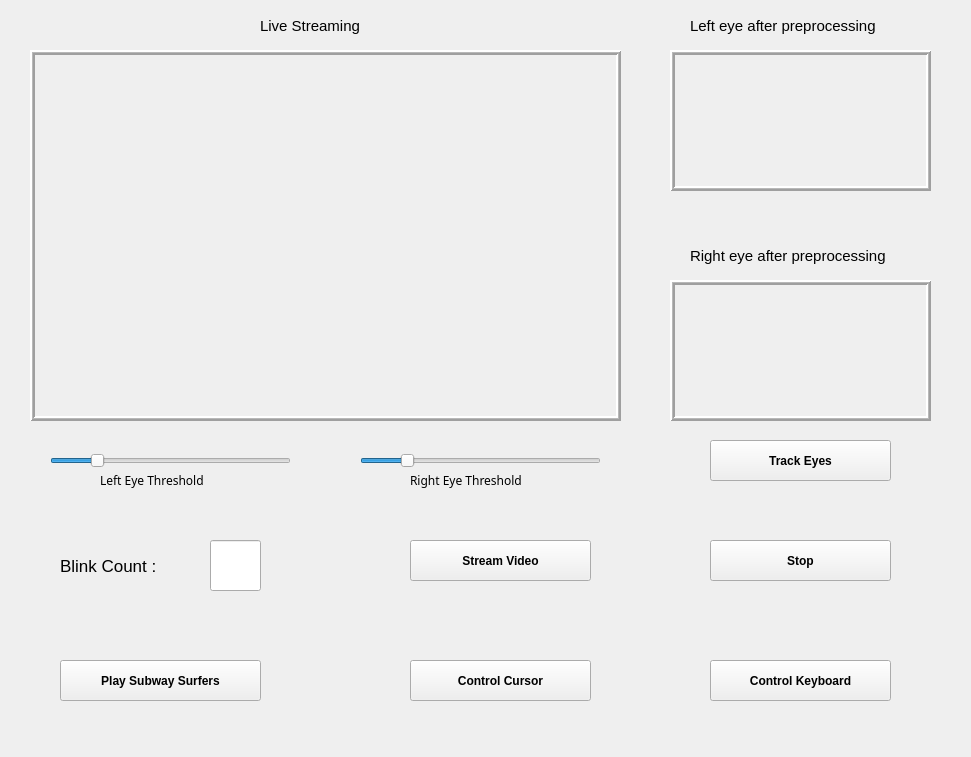
sourabh-burnwal/Project-Eyenput, file TheEyenput.ui: the form before one commit.
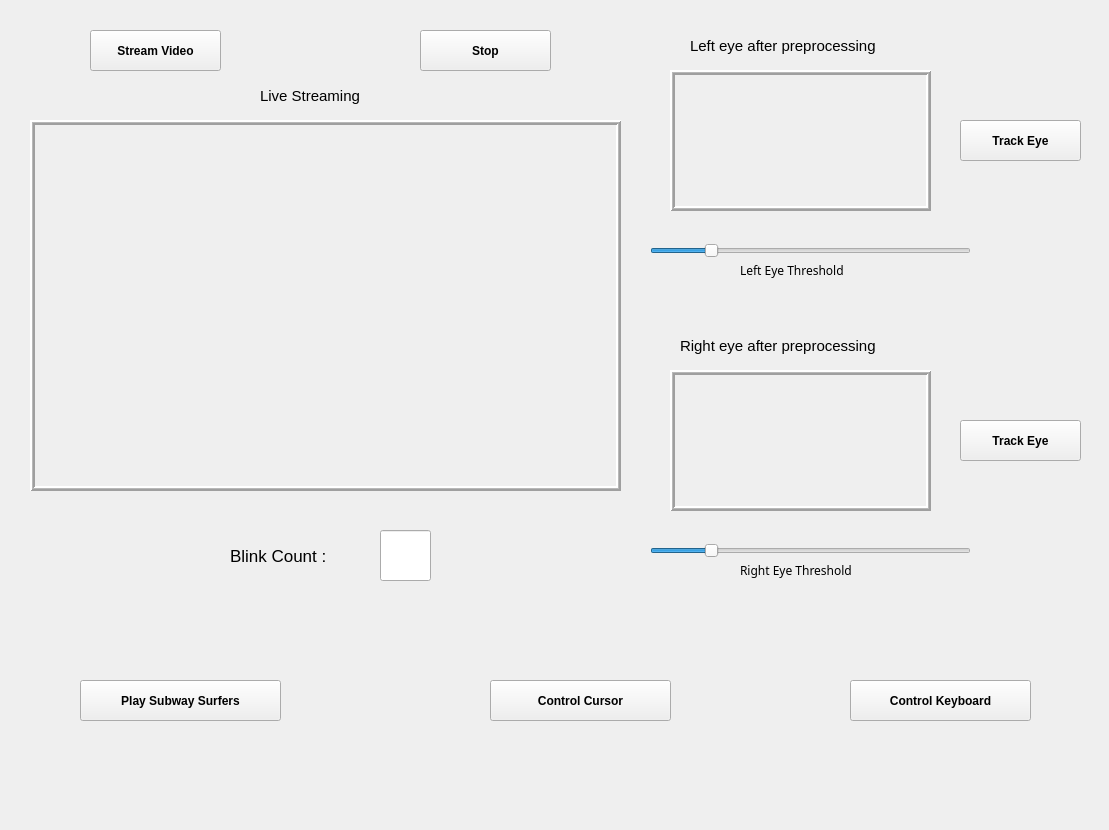
The form after the commit.

```diff
--- a/TheEyenput.ui
+++ b/TheEyenput.ui
@@ -6,8 +6,8 @@
    <rect>
     <x>0</x>
     <y>0</y>
-    <width>971</width>
-    <height>757</height>
+    <width>1109</width>
+    <height>830</height>
    </rect>
   </property>
   <property name="font">
@@ -24,7 +24,7 @@
    <property name="geometry">
     <rect>
      <x>30</x>
-     <y>50</y>
+     <y>120</y>
      <width>591</width>
      <height>371</height>
     </rect>
@@ -48,28 +48,9 @@
   <widget class="QSlider" name="left_eye_thresh_slider">
    <property name="geometry">
     <rect>
-     <x>50</x>
-     <y>450</y>
-     <width>241</width>
-     <height>21</height>
-    </rect>
-   </property>
-   <property name="maximum">
-    <number>255</number>
-   </property>
-   <property name="value">
-    <number>45</number>
-   </property>
-   <property name="orientation">
-    <enum>Qt::Horizontal</enum>
-   </property>
-  </widget>
-  <widget class="QSlider" name="right_eye_thresh_slider">
-   <property name="geometry">
-    <rect>
-     <x>360</x>
-     <y>450</y>
-     <width>241</width>
+     <x>650</x>
+     <y>240</y>
+     <width>321</width>
      <height>21</height>
     </rect>
    </property>
@@ -86,8 +67,8 @@
   <widget class="QLabel" name="label">
    <property name="geometry">
     <rect>
-     <x>100</x>
-     <y>470</y>
+     <x>740</x>
+     <y>260</y>
      <width>141</width>
      <height>20</height>
     </rect>
@@ -105,34 +86,12 @@
     <string>Left Eye Threshold</string>
    </property>
   </widget>
-  <widget class="QLabel" name="label_2">
-   <property name="geometry">
-    <rect>
-     <x>410</x>
-     <y>470</y>
-     <width>151</width>
-     <height>20</height>
-    </rect>
-   </property>
-   <property name="font">
-    <font>
-     <family>MS Reference Sans Serif</family>
-     <pointsize>9</pointsize>
-     <weight>50</weight>
-     <italic>false</italic>
-     <bold>false</bold>
-    </font>
-   </property>
-   <property name="text">
-    <string>Right Eye Threshold</string>
-   </property>
-  </widget>
   <widget class="QPushButton" name="pb_start">
    <property name="geometry">
     <rect>
-     <x>410</x>
-     <y>540</y>
-     <width>181</width>
+     <x>90</x>
+     <y>30</y>
+     <width>131</width>
      <height>41</height>
     </rect>
    </property>
@@ -153,9 +112,9 @@
   <widget class="QPushButton" name="pb_stop">
    <property name="geometry">
     <rect>
-     <x>710</x>
-     <y>540</y>
-     <width>181</width>
+     <x>420</x>
+     <y>30</y>
+     <width>131</width>
      <height>41</height>
     </rect>
    </property>
@@ -176,8 +135,8 @@
   <widget class="QLabel" name="label_3">
    <property name="geometry">
     <rect>
-     <x>60</x>
-     <y>550</y>
+     <x>230</x>
+     <y>540</y>
      <width>131</width>
      <height>31</height>
     </rect>
@@ -194,8 +153,8 @@
   <widget class="QLineEdit" name="fill_count">
    <property name="geometry">
     <rect>
-     <x>210</x>
-     <y>540</y>
+     <x>380</x>
+     <y>530</y>
      <width>51</width>
      <height>51</height>
     </rect>
@@ -216,8 +175,8 @@
   <widget class="QPushButton" name="pb_sub_surf">
    <property name="geometry">
     <rect>
-     <x>60</x>
-     <y>660</y>
+     <x>80</x>
+     <y>680</y>
      <width>201</width>
      <height>41</height>
     </rect>
@@ -239,8 +198,8 @@
   <widget class="QPushButton" name="pb_control_cursor">
    <property name="geometry">
     <rect>
-     <x>410</x>
-     <y>660</y>
+     <x>490</x>
+     <y>680</y>
      <width>181</width>
      <height>41</height>
     </rect>
@@ -262,8 +221,8 @@
   <widget class="QPushButton" name="pb_cont_keyboard">
    <property name="geometry">
     <rect>
-     <x>710</x>
-     <y>660</y>
+     <x>850</x>
+     <y>680</y>
      <width>181</width>
      <height>41</height>
     </rect>
@@ -286,7 +245,7 @@
    <property name="geometry">
     <rect>
      <x>670</x>
-     <y>50</y>
+     <y>370</y>
      <width>261</width>
      <height>141</height>
     </rect>
@@ -311,7 +270,7 @@
    <property name="geometry">
     <rect>
      <x>260</x>
-     <y>10</y>
+     <y>80</y>
      <width>121</width>
      <height>31</height>
     </rect>
@@ -329,7 +288,7 @@
    <property name="geometry">
     <rect>
      <x>690</x>
-     <y>10</y>
+     <y>30</y>
      <width>221</width>
      <height>31</height>
     </rect>
@@ -347,7 +306,7 @@
    <property name="geometry">
     <rect>
      <x>670</x>
-     <y>280</y>
+     <y>70</y>
      <width>261</width>
      <height>141</height>
     </rect>
@@ -371,8 +330,8 @@
   <widget class="QLabel" name="label_6">
    <property name="geometry">
     <rect>
-     <x>690</x>
-     <y>240</y>
+     <x>680</x>
+     <y>330</y>
      <width>231</width>
      <height>31</height>
     </rect>
@@ -389,9 +348,9 @@
   <widget class="QPushButton" name="pb_track_eyes">
    <property name="geometry">
     <rect>
-     <x>710</x>
-     <y>440</y>
-     <width>181</width>
+     <x>960</x>
+     <y>420</y>
+     <width>121</width>
      <height>41</height>
     </rect>
    </property>
@@ -403,12 +362,76 @@
     </font>
    </property>
    <property name="text">
-    <string>Track Eyes</string>
+    <string>Track Eye</string>
    </property>
    <property name="flat">
     <bool>false</bool>
    </property>
   </widget>
+  <widget class="QPushButton" name="pb_track_left_eye">
+   <property name="geometry">
+    <rect>
+     <x>960</x>
+     <y>120</y>
+     <width>121</width>
+     <height>41</height>
+    </rect>
+   </property>
+   <property name="font">
+    <font>
+     <pointsize>9</pointsize>
+     <weight>75</weight>
+     <bold>true</bold>
+    </font>
+   </property>
+   <property name="text">
+    <string>Track Eye</string>
+   </property>
+   <property name="flat">
+    <bool>false</bool>
+   </property>
+  </widget>
+  <widget class="QSlider" name="thresh_slider_left">
+   <property name="geometry">
+    <rect>
+     <x>650</x>
+     <y>540</y>
+     <width>321</width>
+     <height>21</height>
+    </rect>
+   </property>
+   <property name="maximum">
+    <number>255</number>
+   </property>
+   <property name="value">
+    <number>45</number>
+   </property>
+   <property name="orientation">
+    <enum>Qt::Horizontal</enum>
+   </property>
+  </widget>
+  <widget class="QLabel" name="label_2">
+   <property name="geometry">
+    <rect>
+     <x>740</x>
+     <y>560</y>
+     <width>151</width>
+     <height>20</height>
+    </rect>
+   </property>
+   <property name="font">
+    <font>
+     <family>MS Reference Sans Serif</family>
+     <pointsize>9</pointsize>
+     <weight>50</weight>
+     <italic>false</italic>
+     <bold>false</bold>
+    </font>
+   </property>
+   <property name="text">
+    <string>Right Eye Threshold</string>
+   </property>
+  </widget>
  </widget>
  <resources/>
  <connections/>
```
Left out of the diff: 4 changed lines with no effect on the pictures.
